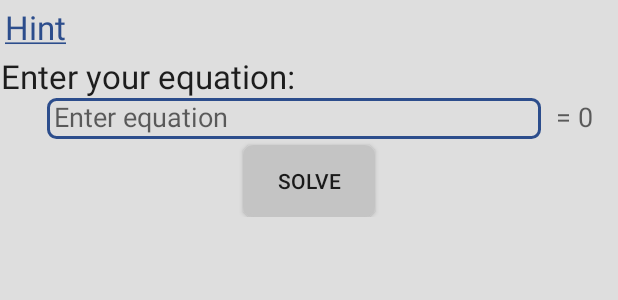
After one commit to BonVit/TechnicalAssistantProject, an Android app: the layout equation_fragment.xml on its own in the app's theme, with its tools: preview values and no code run, on a phone screen of 412 x 824 dp. The commit adds this screen. Shown: the top 300 px of the screen. Run offline under Robolectric (Android 15) with nearby library versions, the phone set to English and light mode, and no system bars.

Commit message:
Finished graph fragment. Created base structure for equation fragment.

```diff
--- a/TechnicalAssistant/app/src/main/java/com/ta/bd/technicalassistant/NavigationDrawerFragment.java
+++ b/TechnicalAssistant/app/src/main/java/com/ta/bd/technicalassistant/NavigationDrawerFragment.java
@@ -105,7 +105,8 @@ public class NavigationDrawerFragment extends Fragment {
                         getString(R.string.title_section1),
                         getString(R.string.title_section2),
                         getString(R.string.title_section3),
-                        getString(R.string.title_section4)
+                        getString(R.string.title_section4),
+                        getString(R.string.title_section5)
                 }));
         mDrawerListView.setItemChecked(mCurrentSelectedPosition, true);
         return mDrawerListView;
--- /dev/null
+++ b/TechnicalAssistant/app/src/main/res/layout/equation_fragment.xml
@@ -0,0 +1,90 @@
+<?xml version="1.0" encoding="utf-8"?>
+<ScrollView xmlns:android="http://schemas.android.com/apk/res/android"
+            android:layout_width="wrap_content"
+            android:layout_height="fill_parent"
+            android:background="@color/application_background_color">
+<LinearLayout xmlns:android="http://schemas.android.com/apk/res/android"
+              android:orientation="vertical"
+              android:layout_width="match_parent"
+              android:layout_height="wrap_content"
+              android:weightSum="1"
+              android:background="@color/application_background_color">
+
+    <TextView
+        android:layout_width="wrap_content"
+        android:layout_height="wrap_content"
+        android:textAppearance="?android:attr/textAppearanceLarge"
+        android:text="@string/hint"
+        android:id="@+id/textView_equation_hint"
+        android:maxLines="1"
+        android:enabled="true"
+        android:clickable="true"
+        style="@style/textView_spoiler"
+        android:linksClickable="false"
+        android:longClickable="false"/>
+
+        <TextView
+            android:layout_width="wrap_content"
+            android:layout_height="wrap_content"
+            android:textAppearance="?android:attr/textAppearanceMedium"
+            android:text="@string/graph_hint_text"
+            android:id="@+id/textView_equation_hint_text"
+            android:maxLines="0"
+            style="@style/textView_spoiler_text"
+            android:autoLink="none"/>
+
+    <TextView
+        android:layout_width="wrap_content"
+        android:layout_height="wrap_content"
+        android:textAppearance="?android:attr/textAppearanceLarge"
+        android:text="@string/enter_equation"
+        android:id="@+id/textView_equation_input"
+        android:gravity="center_horizontal"/>
+
+    <LinearLayout
+        android:orientation="horizontal"
+        android:layout_width="match_parent"
+        android:layout_height="31dp"
+        android:background="@color/application_background_color"
+        android:weightSum="12">
+
+        <Space
+            android:layout_width="20px"
+            android:layout_height="20px"
+            android:layout_weight="1"/>
+
+        <EditText
+            android:layout_width="wrap_content"
+            android:layout_height="wrap_content"
+            android:id="@+id/editText_equation"
+            android:hint="@string/input_equation"
+            style="@style/editText_input"
+            android:layout_margin="2dp"
+            android:layout_weight="8"
+            android:width="0dp"
+            android:layout_gravity="center_horizontal"/>
+
+        <TextView
+            android:layout_width="wrap_content"
+            android:layout_height="wrap_content"
+            android:textAppearance="?android:attr/textAppearanceMedium"
+            android:text=" = 0"
+            android:width="0dp"
+            android:paddingLeft="3dp"
+            android:paddingRight="3dp"
+            android:id="@+id/textView2"
+            android:layout_weight="3"/>
+
+    </LinearLayout>
+
+    <Button
+        android:layout_width="wrap_content"
+        android:layout_height="wrap_content"
+        android:text="@string/solve"
+        android:id="@+id/button_equation"
+        style="@style/button"
+        android:gravity="center"
+        android:layout_gravity="center_horizontal"/>
+
+</LinearLayout>
+</ScrollView>
--- a/TechnicalAssistant/app/src/main/res/layout/graph_fragment.xml
+++ b/TechnicalAssistant/app/src/main/res/layout/graph_fragment.xml
@@ -65,7 +65,7 @@
             android:layout_width="wrap_content"
             android:layout_height="wrap_content"
             android:id="@+id/editText_graph"
-            android:hint="@string/input_equation"
+            android:hint="@string/input_function"
             style="@style/editText_input"
             android:layout_margin="2dp"
             android:layout_weight="7"
--- a/TechnicalAssistant/app/src/main/res/layout/minimize_fragment.xml
+++ b/TechnicalAssistant/app/src/main/res/layout/minimize_fragment.xml
@@ -15,7 +15,8 @@
             android:layout_below="@+id/textView_minimize_input"
             android:layout_centerHorizontal="true"
             style="@style/editText_input"
-            android:layout_margin="2dp"/>
+            android:layout_margin="2dp"
+            android:digits="01"/>
 
         <Button
             android:layout_width="wrap_content"
--- a/TechnicalAssistant/app/src/main/res/layout/normal_forms_fragment.xml
+++ b/TechnicalAssistant/app/src/main/res/layout/normal_forms_fragment.xml
@@ -48,6 +48,7 @@
             android:hint="@string/input_bool_function_hint"
             style="@style/editText_input"
             android:layout_margin="2dp"
+            android:digits="01"
             android:layout_gravity="center_horizontal"/>
 
         <TextView
--- a/TechnicalAssistant/app/src/main/res/values/strings.xml
+++ b/TechnicalAssistant/app/src/main/res/values/strings.xml
@@ -14,6 +14,7 @@
     <string name="title_section2">Minimize</string>
     <string name="title_section3">Normal forms</string>
     <string name="title_section4">Build graph</string>
+    <string name="title_section5">Solve equation</string>
     <string name="navigation_drawer_open">Open navigation drawer</string>
     <string name="navigation_drawer_close">Close navigation drawer</string>
     <string name="action_example">Example action</string>
@@ -35,11 +36,16 @@
     <string name="normal_forms_truth_table">Truth table:</string>
 
     //GraphFragment
-    <string name="input_equation">Enter function</string>
+    <string name="input_function">Enter function</string>
     <string name="y" translatable="false">y = </string>
     <string name="draw">Draw</string>
     <string name="enter_limits">Enter limits:</string>
     <string name="limit1" translatable="false">-10</string>
     <string name="limit2" translatable="false">10</string>
     <string name="invalid_function">Invalid function!</string>
+
+    //EquationFragment
+    <string name="enter_equation">Enter your equation:</string>
+    <string name="input_equation">Enter equation</string>
+    <string name="solve">Solve</string>
 </resources>
```
Also changed, not shown: TechnicalAssistant/app/src/main/java/com/ta/bd/technicalassistant/Fragments/EquationFragment.java (added, +95 -0 lines), TechnicalAssistant/app/src/main/java/com/ta/bd/technicalassistant/Fragments/GraphFragment.java (+6 -4 lines), TechnicalAssistant/app/src/main/java/com/ta/bd/technicalassistant/Fragments/MinimizeFragment.java (+0 -15 lines), TechnicalAssistant/app/src/main/java/com/ta/bd/technicalassistant/Fragments/NormalFormsFragment.java (+0 -18 lines), TechnicalAssistant/app/src/main/java/com/ta/bd/technicalassistant/MainActivity.java (+8 -0 lines), 1 other file.
